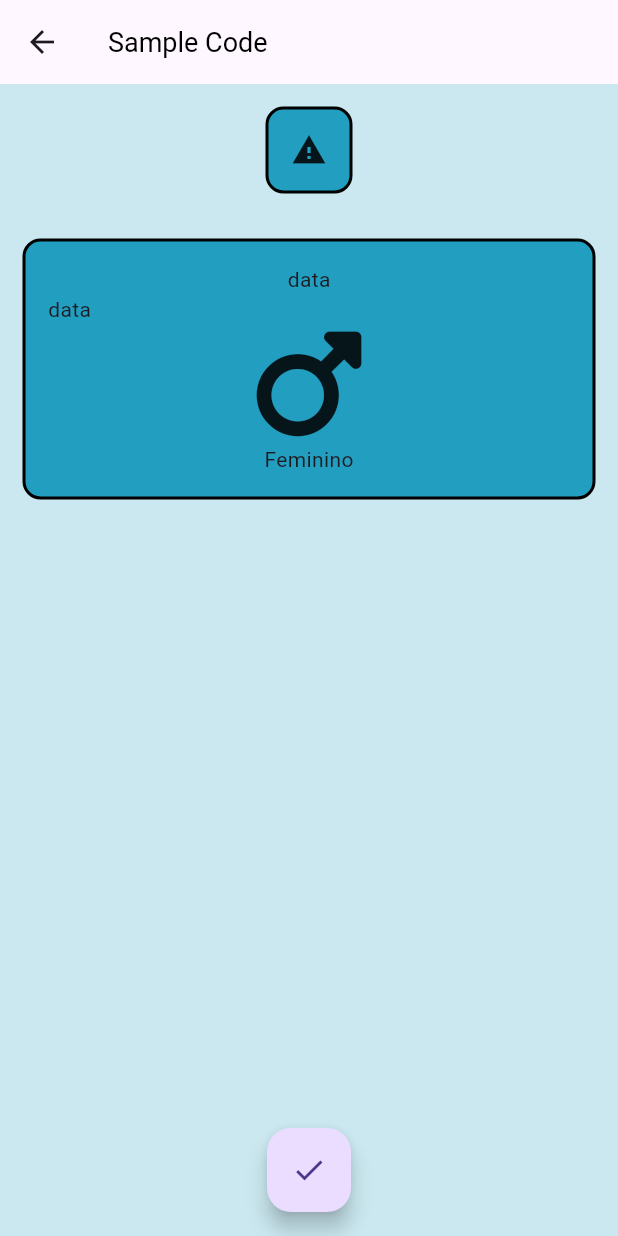
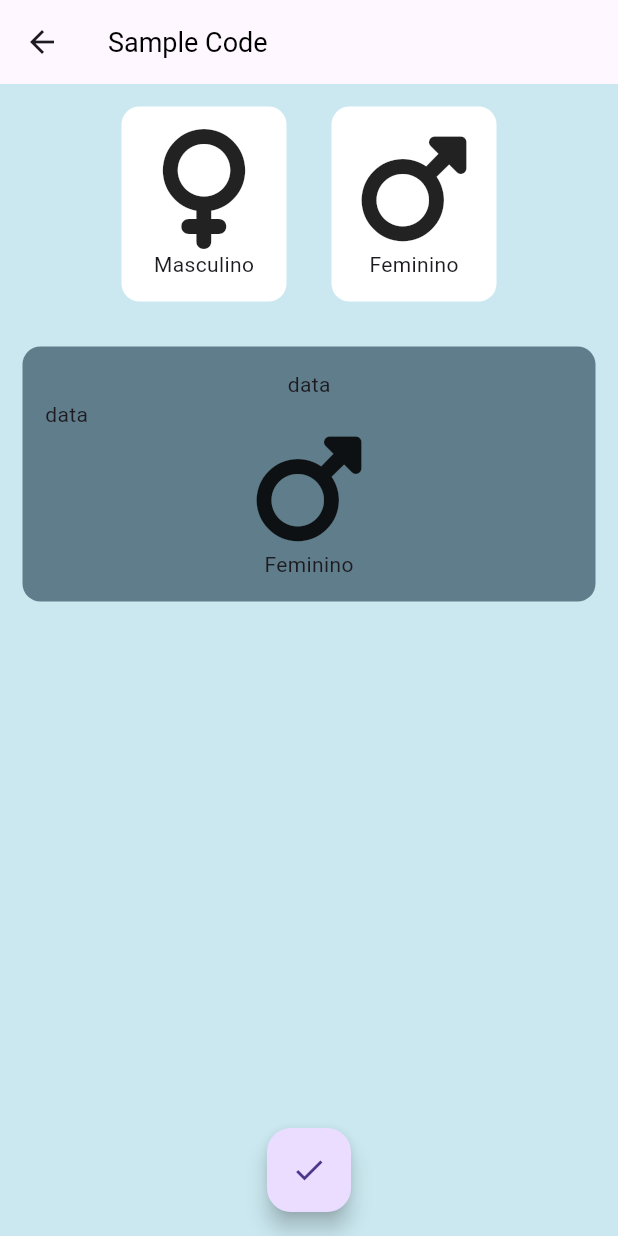
Before and after one commit to mucasantos/devcotia_flutter_20241, a Flutter app: the HomeScreenBmi screen opened directly, on a phone screen of 412 x 824 dp. Run offline on Flutter 3.47's test engine with Material 3 defaults, Android fonts, the phone set to English and light mode, and no system bars; our stand-ins replace font_awesome_flutter.

Commit message:
Criação de toggle button
Lógica de seleção do botão feminino/masculino.

```diff
--- a/lib/bmi/views/homescreen.dart
+++ b/lib/bmi/views/homescreen.dart
@@ -1,12 +1,23 @@
+
 import 'package:devnoite_quiz/bmi/service/colors.dart';
 import 'package:devnoite_quiz/bmi/views/result_page.dart';
 import 'package:devnoite_quiz/bmi/widgets/app_container.dart';
 import 'package:flutter/material.dart';
 import 'package:font_awesome_flutter/font_awesome_flutter.dart';
 
-class HomeScreenBmi extends StatelessWidget {
+//Para Seleção de genêros, criar "enum"
+
+enum Genero { feminino, masculino }
+
+class HomeScreenBmi extends StatefulWidget {
   const HomeScreenBmi({super.key});
 
+  @override
+  State<HomeScreenBmi> createState() => _HomeScreenBmiState();
+}
+
+class _HomeScreenBmiState extends State<HomeScreenBmi> {
+  Genero? generoSelecionado;
 
   @override
   Widget build(BuildContext context) {
@@ -20,13 +31,53 @@ class HomeScreenBmi extends StatelessWidget {
       ),
       body: Column(
         children: [
-          GestureDetector(
-            onTap: () {
-              print("Cliquei");
-            },
-            child: const AppContainer(),
+          Row(
+            mainAxisAlignment: MainAxisAlignment.center,
+            children: [
+              GestureDetector(
+                onTap: () {
+                  setState(() {
+                    generoSelecionado = Genero.masculino;
+                  });
+                },
+                child: AppContainer(
+                  selecionado: generoSelecionado == Genero.masculino,
+                  cor: generoSelecionado == Genero.masculino
+                      ? Colors.blueGrey
+                      : Colors.white,
+                  components: const Column(children: [
+                    Icon(
+                      FontAwesomeIcons.venus,
+                      size: 80,
+                    ),
+                    Text('Masculino'),
+                  ]),
+                ),
+              ),
+              GestureDetector(
+                onTap: () {
+                  setState(() {
+                    generoSelecionado = Genero.feminino;
+                  });
+                },
+                child: AppContainer(
+                  selecionado: generoSelecionado == Genero.feminino,
+                  cor: generoSelecionado == Genero.feminino
+                      ? Colors.blueGrey
+                      : Colors.white,
+                  components: const Column(children: [
+                    Icon(
+                      FontAwesomeIcons.mars,
+                      size: 80,
+                    ),
+                    Text('Feminino'),
+                  ]),
+                ),
+              ),
+            ],
           ),
           const AppContainer(
+            cor: Colors.blueGrey,
             components: Column(children: [
               Text('data'),
               Row(
@@ -44,11 +95,7 @@ class HomeScreenBmi extends StatelessWidget {
       floatingActionButtonLocation: FloatingActionButtonLocation.centerFloat,
       floatingActionButton: FloatingActionButton(
         onPressed: () {
-
-          print(2^3);
           Navigator.of(context).push(
-
-
             MaterialPageRoute(
               builder: (context) => const ResultPage(),
             ),
--- a/lib/bmi/widgets/app_container.dart
+++ b/lib/bmi/widgets/app_container.dart
@@ -8,9 +8,13 @@ class AppContainer extends StatelessWidget {
   const AppContainer({
     super.key,
     this.components,
+    required this.cor,
+    this.selecionado = false,
   });
 
   final Widget? components;
+  final Color cor;
+  final bool selecionado;
 
   @override
   Widget build(BuildContext context) {
@@ -18,11 +22,13 @@ class AppContainer extends StatelessWidget {
         margin: const EdgeInsets.all(15),
         padding: const EdgeInsets.all(15),
         decoration: BoxDecoration(
-          color: const Color.fromARGB(255, 34, 158, 193),
+          color: cor,
           borderRadius: BorderRadius.circular(12),
-          border: Border.all(
-            width: 2,
-          ),
+          border: selecionado
+              ? Border.all(
+                  width: 1,
+                )
+              : null,
         ),
         child: components ?? const Icon(Icons.warning));
   }
```
